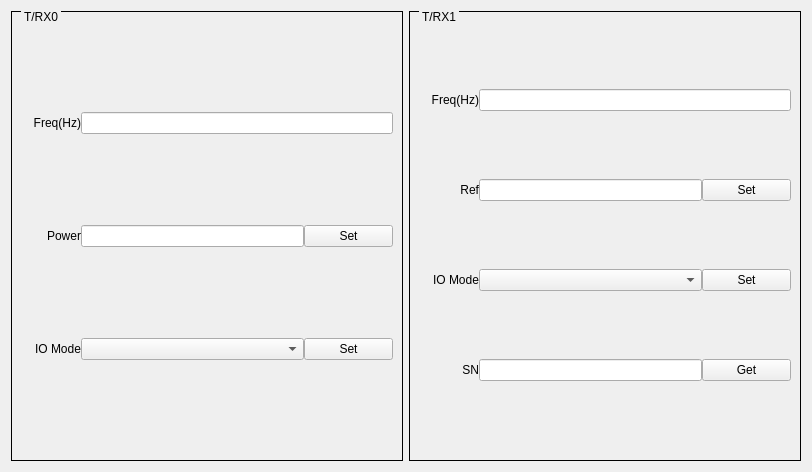
Old version of the form RDDT/sp9500x/sp9500x_rrh.ui in the repository Andydingbing/SPC5.
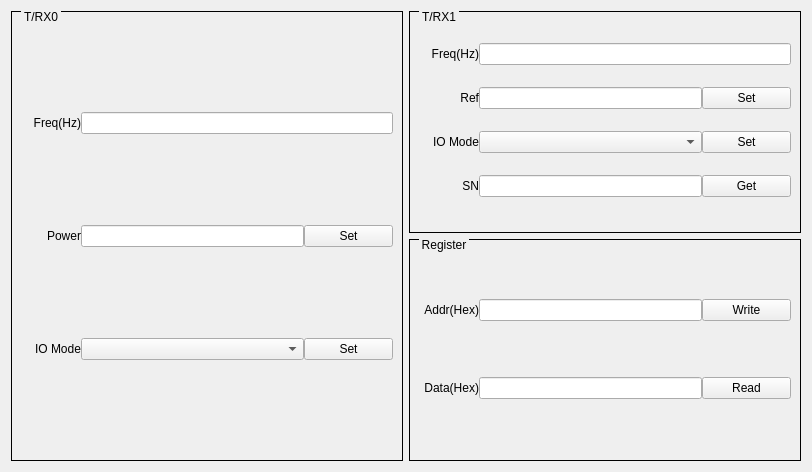
New version of the form. Custom widgets are drawn as their Qt base class.

The edit to the form file:
```diff
--- a/RDDT/sp9500x/sp9500x_rrh.ui
+++ b/RDDT/sp9500x/sp9500x_rrh.ui
@@ -13,7 +13,7 @@
   <property name="windowTitle">
    <string>Dialog</string>
   </property>
-  <layout class="QHBoxLayout" name="horizontalLayout" stretch="1,1">
+  <layout class="QHBoxLayout" name="horizontalLayout">
    <item>
     <widget class="QGroupBox" name="groupBoxTx">
      <property name="styleSheet">
@@ -178,6 +178,8 @@
     </widget>
    </item>
    <item>
+    <layout class="QVBoxLayout" name="verticalLayout">
+     <item>
     <widget class="QGroupBox" name="groupBoxRx">
      <property name="styleSheet">
       <string notr="true">QGroupBox{ border:1px solid black; margin-top:0.5ex; }
@@ -394,6 +396,125 @@
       </item>
      </layout>
     </widget>
+     </item>
+     <item>
+      <widget class="QGroupBox" name="groupBoxSpartan6">
+       <property name="styleSheet">
+        <string notr="true">QGroupBox{ border:1px solid black; margin-top:0.5ex; }
+QGroupBox::title { subcontrol-origin:margin; subcontrol-position:top left; top:-1px; left:10px; margin-left: 0px; padding:0 1px; }</string>
+       </property>
+       <property name="title">
+        <string>Register</string>
+       </property>
+       <layout class="QVBoxLayout" name="verticalLayout_2">
+        <item>
+         <layout class="QHBoxLayout" name="horizontalLayoutRx6_5">
+          <property name="spacing">
+           <number>0</number>
+          </property>
+          <item>
+           <widget class="QLabel" name="labelAddr">
+            <property name="sizePolicy">
+             <sizepolicy hsizetype="Fixed" vsizetype="Fixed">
+              <horstretch>0</horstretch>
+              <verstretch>0</verstretch>
+             </sizepolicy>
+            </property>
+            <property name="minimumSize">
+             <size>
+              <width>60</width>
+              <height>16</height>
+             </size>
+            </property>
+            <property name="text">
+             <string>Addr(Hex)</string>
+            </property>
+            <property name="alignment">
+             <set>Qt::AlignRight|Qt::AlignTrailing|Qt::AlignVCenter</set>
+            </property>
+           </widget>
+          </item>
+          <item>
+           <widget class="QLineEdit" name="lineEditRegAddr">
+            <property name="sizePolicy">
+             <sizepolicy hsizetype="Expanding" vsizetype="Fixed">
+              <horstretch>5</horstretch>
+              <verstretch>0</verstretch>
+             </sizepolicy>
+            </property>
+           </widget>
+          </item>
+          <item>
+           <widget class="QPushButton" name="pushButtonRegWrite">
+            <property name="sizePolicy">
+             <sizepolicy hsizetype="Expanding" vsizetype="Fixed">
+              <horstretch>2</horstretch>
+              <verstretch>0</verstretch>
+             </sizepolicy>
+            </property>
+            <property name="text">
+             <string>Write</string>
+            </property>
+           </widget>
+          </item>
+         </layout>
+        </item>
+        <item>
+         <layout class="QHBoxLayout" name="horizontalLayoutRx6_2">
+          <property name="spacing">
+           <number>0</number>
+          </property>
+          <item>
+           <widget class="QLabel" name="labelData">
+            <property name="sizePolicy">
+             <sizepolicy hsizetype="Fixed" vsizetype="Fixed">
+              <horstretch>0</horstretch>
+              <verstretch>0</verstretch>
+             </sizepolicy>
+            </property>
+            <property name="minimumSize">
+             <size>
+              <width>60</width>
+              <height>16</height>
+             </size>
+            </property>
+            <property name="text">
+             <string>Data(Hex)</string>
+            </property>
+            <property name="alignment">
+             <set>Qt::AlignRight|Qt::AlignTrailing|Qt::AlignVCenter</set>
+            </property>
+           </widget>
+          </item>
+          <item>
+           <widget class="QLineEdit" name="lineEditRegData">
+            <property name="sizePolicy">
+             <sizepolicy hsizetype="Expanding" vsizetype="Fixed">
+              <horstretch>5</horstretch>
+              <verstretch>0</verstretch>
+             </sizepolicy>
+            </property>
+           </widget>
+          </item>
+          <item>
+           <widget class="QPushButton" name="pushButtonRegRead">
+            <property name="sizePolicy">
+             <sizepolicy hsizetype="Expanding" vsizetype="Fixed">
+              <horstretch>2</horstretch>
+              <verstretch>0</verstretch>
+             </sizepolicy>
+            </property>
+            <property name="text">
+             <string>Read</string>
+            </property>
+           </widget>
+          </item>
+         </layout>
+        </item>
+       </layout>
+      </widget>
+     </item>
+    </layout>
    </item>
   </layout>
  </widget>
```
Lines whose indentation alone changed are shown as unchanged.
